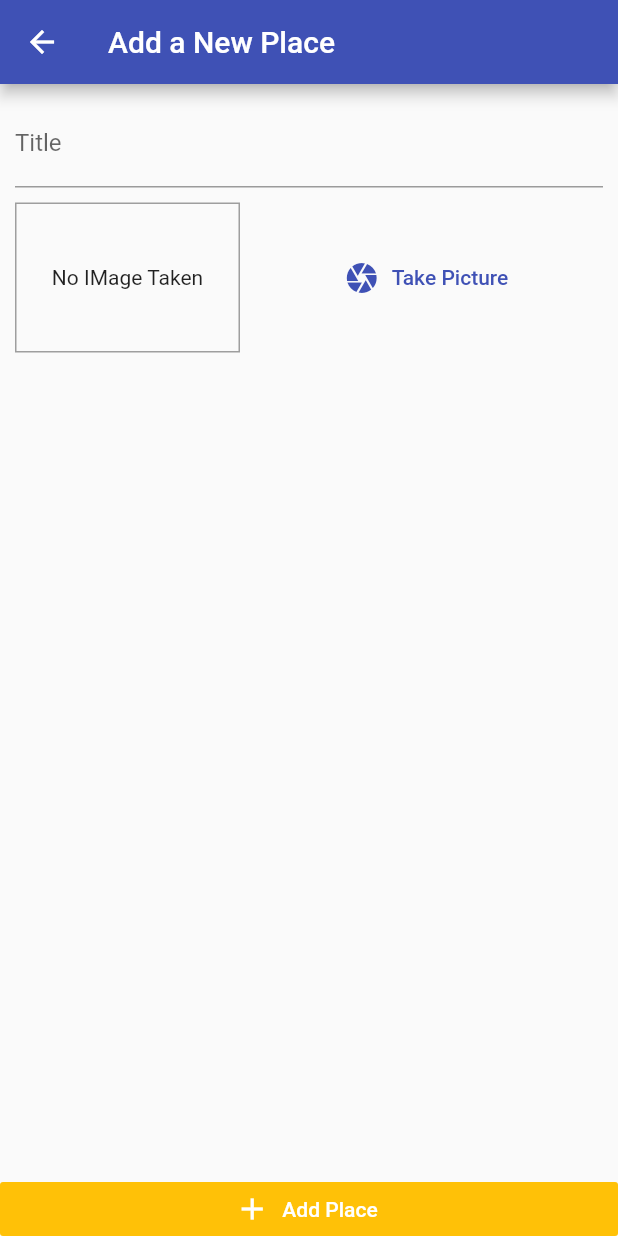
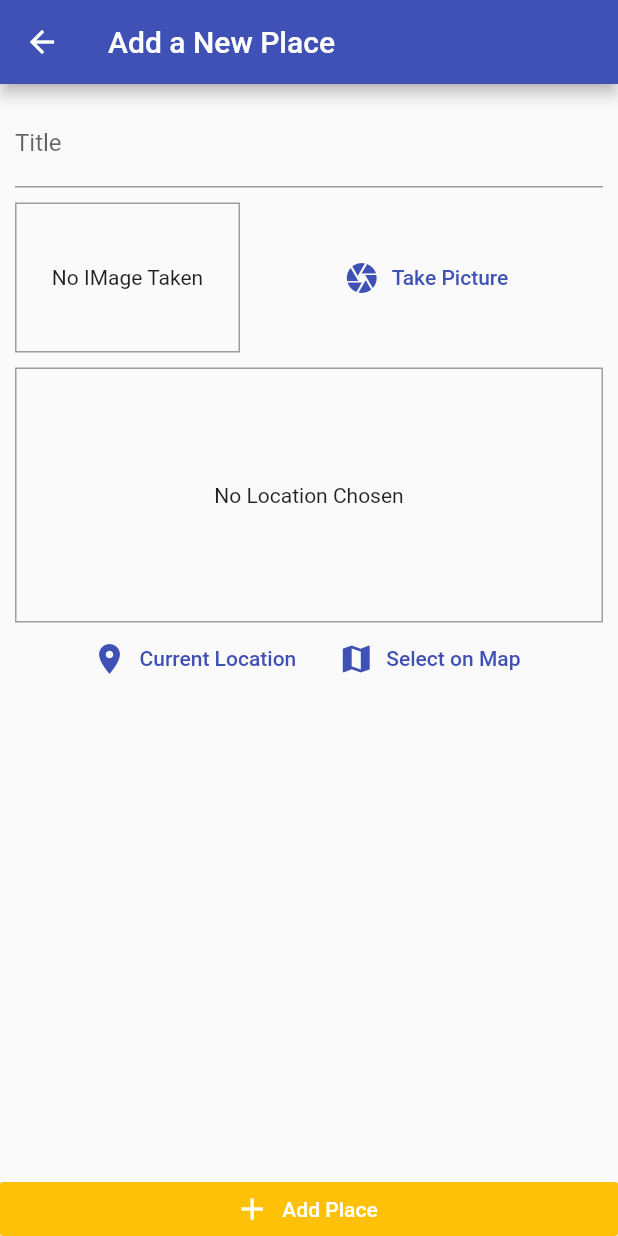
Before and after one commit to sahil1sk/Native-Features, a Flutter app: the AddPlaceScreen screen opened by its route, on a phone screen of 412 x 824 dp. Run offline on Flutter 3.47's test engine with Material 2 defaults, Android fonts, the phone set to English and light mode, and no system bars; our stand-ins replace image_picker, sqflite; accounts and stored records are empty.

Commit message:
Adding Location Input

```diff
--- a/lib/screens/add_place_screen.dart
+++ b/lib/screens/add_place_screen.dart
@@ -1,9 +1,11 @@
 import 'dart:io';
+
 import 'package:flutter/material.dart';
 import 'package:provider/provider.dart';
 
+import '../providers/great_places.dart';
 import '../widgets/image_input.dart';
-import '../providers/great_places.dart';
+import '../widgets/location_input.dart';
 
 class AddPlaceScreen extends StatefulWidget {
   static const routeName = '/add-place';
@@ -22,17 +24,13 @@
   }
 
   void _savePlace() {
-    if(_titleController.text.isEmpty || _pickedImage == null) return;
-    Provider.of<GreatPlaces>(
-      context,
-      listen: false
-    ).addPlace(
+    if (_titleController.text.isEmpty || _pickedImage == null) return;
+    Provider.of<GreatPlaces>(context, listen: false).addPlace(
       _titleController.text,
       _pickedImage,
     );
     Navigator.of(context).pop(); // after adding the place we pop this screen
   }
-
 
   @override
   Widget build(BuildContext context) {
@@ -41,7 +39,8 @@
           title: Text('Add a New Place'),
         ),
         body: Column(
-        crossAxisAlignment: CrossAxisAlignment.stretch, // for taking the full screen width
+          crossAxisAlignment:
+              CrossAxisAlignment.stretch, // for taking the full screen width
           children: <Widget>[
             Expanded(
               child: SingleChildScrollView(
@@ -55,6 +54,8 @@
                       ),
                       SizedBox(height: 10),
                       ImageInput(_selectImage),
+                      SizedBox(height: 10),
+                      LocationInput(),
                     ],
                   ),
                 ),
@@ -66,11 +67,11 @@
               textColor: Colors.white,
               onPressed: _savePlace,
               elevation: 0,
-            materialTapTargetSize: MaterialTapTargetSize.shrinkWrap, // will shrink the size of text according to the button inside text
+              materialTapTargetSize: MaterialTapTargetSize
+                  .shrinkWrap, // will shrink the size of text according to the button inside text
               color: Theme.of(context).accentColor,
             ),
           ],
-      )
-    );
+        ));
   }
 }
--- /dev/null
+++ b/lib/widgets/location_input.dart
@@ -0,0 +1,56 @@
+import 'package:flutter/material.dart';
+
+class LocationInput extends StatefulWidget {
+  @override
+  _LocationInputState createState() => _LocationInputState();
+}
+
+class _LocationInputState extends State<LocationInput> {
+  String _previewImageUrl;
+
+  @override
+  Widget build(BuildContext context) {
+    return Column(
+      children: <Widget>[
+        Container(
+          height: 170,
+          width: double.infinity,
+          alignment: Alignment.center,
+          decoration: BoxDecoration(
+            border: Border.all(
+              width: 1,
+              color: Colors.grey,
+            ),
+          ),
+          child: _previewImageUrl == null
+              ? Text(
+                  'No Location Chosen',
+                  textAlign: TextAlign.center,
+                )
+              : Image.network(
+                  _previewImageUrl,
+                  fit: BoxFit.cover,
+                  width: double.infinity,
+                ),
+        ),
+        Row(
+          mainAxisAlignment: MainAxisAlignment.center,
+          children: <Widget>[
+            FlatButton.icon(
+              onPressed: () {},
+              icon: Icon(Icons.location_on),
+              label: Text('Current Location'),
+              textColor: Theme.of(context).primaryColor,
+            ),
+            FlatButton.icon(
+              onPressed: () {},
+              icon: Icon(Icons.map),
+              label: Text('Select on Map'),
+              textColor: Theme.of(context).primaryColor,
+            ),
+          ],
+        ),
+      ],
+    );
+  }
+}
--- a/pubspec.yaml
+++ b/pubspec.yaml
@@ -28,6 +28,7 @@
   path_provider: ^1.6.24    # helps to find the path
   path: ^1.7.0              # helps us to construct the path
   sqflite: ^1.3.0           # helps to use sqlite database
+  location: ^3.0.0          # for getting the location
 
 
   # The following adds the Cupertino Icons font to your application.
```
Also changed, not shown: pubspec.lock, 3 other files. Lines whose indentation alone changed are shown as unchanged.
